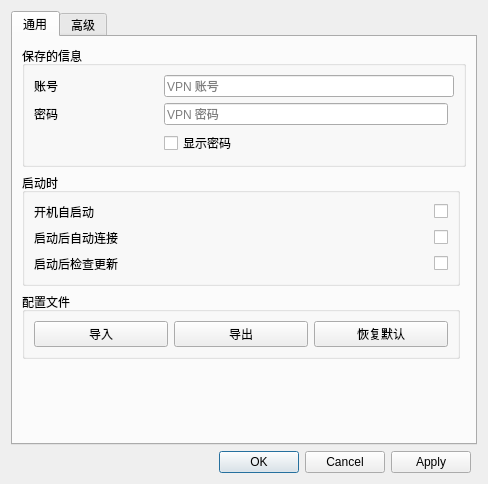
First picture: the form in settingwindow/settingwindow.ui, repository Mythologyli/ZJU-Connect-for-Windows, before the edit.
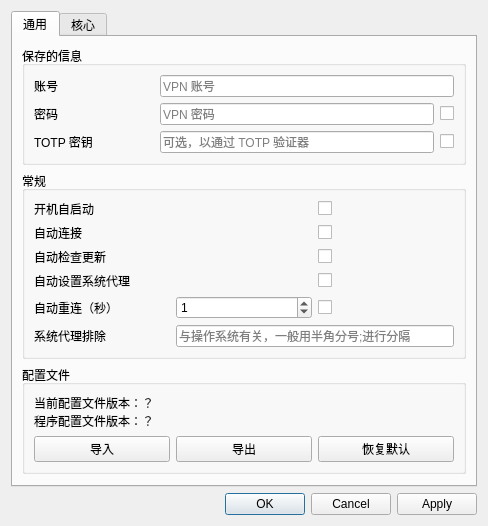
Second picture: the form after the edit.

Commit message: feat: support many new settings; refactor: config format

```diff
--- a/settingwindow/settingwindow.ui
+++ b/settingwindow/settingwindow.ui
@@ -7,7 +7,7 @@
     <x>0</x>
     <y>0</y>
     <width>486</width>
-    <height>456</height>
+    <height>500</height>
    </rect>
   </property>
   <property name="windowTitle">
@@ -16,15 +16,8 @@
   <property name="styleSheet">
    <string notr="true"/>
   </property>
-  <layout class="QGridLayout" name="gridLayout">
-   <item row="1" column="0">
-    <widget class="QDialogButtonBox" name="buttonBox">
-     <property name="standardButtons">
-      <set>QDialogButtonBox::StandardButton::Apply|QDialogButtonBox::StandardButton::Cancel|QDialogButtonBox::StandardButton::Ok</set>
-     </property>
-    </widget>
-   </item>
-   <item row="0" column="0" colspan="2">
+  <layout class="QVBoxLayout" name="verticalLayout">
+   <item>
     <widget class="QTabWidget" name="tabWidget">
      <property name="locale">
       <locale language="Chinese" country="China"/>
@@ -37,30 +30,35 @@
        <string>通用</string>
       </attribute>
       <layout class="QGridLayout" name="gridLayout_2">
-       <item row="0" column="0" colspan="2">
+       <item row="0" column="0">
         <widget class="QGroupBox" name="credentialGroup">
          <property name="title">
           <string>保存的信息</string>
          </property>
          <layout class="QGridLayout" name="gridLayout_6">
-          <item row="0" column="0">
-           <widget class="QLabel" name="commonTabLable2">
-            <property name="text">
-             <string>账号</string>
+          <item row="4" column="0">
+           <spacer name="horizontalSpacer_2">
+            <property name="orientation">
+             <enum>Qt::Orientation::Horizontal</enum>
             </property>
-           </widget>
+            <property name="sizeType">
+             <enum>QSizePolicy::Policy::Preferred</enum>
+            </property>
+            <property name="sizeHint" stdset="0">
+             <size>
+              <width>120</width>
+              <height>0</height>
+             </size>
+            </property>
+           </spacer>
           </item>
-          <item row="0" column="2" colspan="2">
-           <widget class="QLineEdit" name="usernameLineEdit">
+          <item row="3" column="2">
+           <widget class="QLineEdit" name="totpSecretLineEdit">
+            <property name="echoMode">
+             <enum>QLineEdit::EchoMode::Password</enum>
+            </property>
             <property name="placeholderText">
-             <string>VPN 账号</string>
-            </property>
-           </widget>
-          </item>
-          <item row="2" column="2">
-           <widget class="QCheckBox" name="passwordVisibleCheckBox">
-            <property name="text">
-             <string>显示密码</string>
+             <string>可选，以通过 TOTP 验证器</string>
             </property>
            </widget>
           </item>
@@ -71,6 +69,20 @@
             </property>
            </widget>
           </item>
+          <item row="0" column="0">
+           <widget class="QLabel" name="commonTabLable2">
+            <property name="text">
+             <string>账号</string>
+            </property>
+           </widget>
+          </item>
+          <item row="3" column="0">
+           <widget class="QLabel" name="zjuConnectTabLabel6_2">
+            <property name="text">
+             <string>TOTP 密钥</string>
+            </property>
+           </widget>
+          </item>
           <item row="1" column="2">
            <widget class="QLineEdit" name="passwordLineEdit">
             <property name="echoMode">
@@ -81,81 +93,22 @@
             </property>
            </widget>
           </item>
-          <item row="0" column="1" rowspan="2">
-           <spacer name="horizontalSpacer_2">
-            <property name="orientation">
-             <enum>Qt::Orientation::Horizontal</enum>
-            </property>
-            <property name="sizeType">
-             <enum>QSizePolicy::Policy::Preferred</enum>
-            </property>
-            <property name="sizeHint" stdset="0">
-             <size>
-              <width>100</width>
-              <height>20</height>
-             </size>
-            </property>
-           </spacer>
-          </item>
-         </layout>
-        </widget>
-       </item>
-       <item row="1" column="0">
-        <widget class="QGroupBox" name="onStartUpGroup">
-         <property name="title">
-          <string>启动时</string>
-         </property>
-         <layout class="QGridLayout" name="gridLayout_7">
-          <item row="2" column="0">
-           <widget class="QLabel" name="commonTabLable6">
-            <property name="text">
-             <string>启动后检查更新</string>
-            </property>
-           </widget>
-          </item>
-          <item row="0" column="0">
-           <widget class="QLabel" name="commonTabLable4">
-            <property name="text">
-             <string>开机自启动</string>
-            </property>
-           </widget>
-          </item>
-          <item row="0" column="1" rowspan="3">
-           <spacer name="horizontalSpacer_3">
-            <property name="orientation">
-             <enum>Qt::Orientation::Horizontal</enum>
-            </property>
-            <property name="sizeHint" stdset="0">
-             <size>
-              <width>221</width>
-              <height>72</height>
-             </size>
-            </property>
-           </spacer>
-          </item>
-          <item row="1" column="0">
-           <widget class="QLabel" name="commonTabLable5">
-            <property name="text">
-             <string>启动后自动连接</string>
-            </property>
-           </widget>
-          </item>
-          <item row="2" column="3">
-           <widget class="QCheckBox" name="checkUpdateAfterStartCheckBox">
-            <property name="text">
-             <string/>
-            </property>
-           </widget>
-          </item>
           <item row="1" column="3">
-           <widget class="QCheckBox" name="connectAfterStartCheckBox">
+           <widget class="QCheckBox" name="passwordVisibleCheckBox">
             <property name="text">
              <string/>
             </property>
            </widget>
           </item>
-          <item row="0" column="3">
-           <widget class="QCheckBox" name="autoStartCheckBox">
+          <item row="0" column="2" colspan="2">
+           <widget class="QLineEdit" name="usernameLineEdit">
+            <property name="placeholderText">
+             <string>VPN 账号</string>
+            </property>
+           </widget>
+          </item>
+          <item row="3" column="3">
+           <widget class="QCheckBox" name="totpSecretVisibleCheckBox">
             <property name="text">
              <string/>
             </property>
@@ -164,7 +117,7 @@
          </layout>
         </widget>
        </item>
-       <item row="6" column="0" colspan="2">
+       <item row="7" column="0">
         <spacer name="commonTabVerticalSpacer">
          <property name="orientation">
           <enum>Qt::Orientation::Vertical</enum>
@@ -183,27 +136,170 @@
           <string>配置文件</string>
          </property>
          <layout class="QGridLayout" name="gridLayout_5">
-          <item row="0" column="2">
+          <item row="1" column="1">
+           <widget class="QPushButton" name="exportPushButton">
+            <property name="text">
+             <string>导出</string>
+            </property>
+           </widget>
+          </item>
+          <item row="0" column="0" colspan="3">
+           <widget class="QLabel" name="configVersionLabel">
+            <property name="text">
+             <string>当前配置文件版本：？
+程序配置文件版本：？</string>
+            </property>
+           </widget>
+          </item>
+          <item row="1" column="2">
            <widget class="QPushButton" name="resetDefaultPushButton">
             <property name="text">
              <string>恢复默认</string>
             </property>
            </widget>
           </item>
-          <item row="0" column="0">
+          <item row="1" column="0">
            <widget class="QPushButton" name="importPushButton">
             <property name="text">
              <string>导入</string>
             </property>
            </widget>
           </item>
-          <item row="0" column="1">
-           <widget class="QPushButton" name="exportPushButton">
+         </layout>
+        </widget>
+       </item>
+       <item row="1" column="0">
+        <widget class="QGroupBox" name="commonGroup">
+         <property name="title">
+          <string>常规</string>
+         </property>
+         <layout class="QGridLayout" name="gridLayout_7">
+          <item row="2" column="2">
+           <widget class="QCheckBox" name="checkUpdateAfterStartCheckBox">
             <property name="text">
-             <string>导出</string>
+             <string/>
             </property>
            </widget>
           </item>
+          <item row="0" column="2">
+           <widget class="QCheckBox" name="autoStartCheckBox">
+            <property name="text">
+             <string/>
+            </property>
+           </widget>
+          </item>
+          <item row="4" column="0">
+           <widget class="QLabel" name="zjuConnectTabLabel7">
+            <property name="text">
+             <string>自动重连（秒）</string>
+            </property>
+           </widget>
+          </item>
+          <item row="0" column="0">
+           <widget class="QLabel" name="commonTabLable4">
+            <property name="text">
+             <string>开机自启动</string>
+            </property>
+           </widget>
+          </item>
+          <item row="4" column="2">
+           <widget class="QCheckBox" name="autoReconnectCheckBox">
+            <property name="toolTip">
+             <string>断线自动重连</string>
+            </property>
+            <property name="text">
+             <string/>
+            </property>
+            <property name="checked">
+             <bool>false</bool>
+            </property>
+           </widget>
+          </item>
+          <item row="0" column="1" rowspan="4">
+           <spacer name="horizontalSpacer_3">
+            <property name="orientation">
+             <enum>Qt::Orientation::Horizontal</enum>
+            </property>
+           </spacer>
+          </item>
+          <item row="6" column="1" colspan="2">
+           <widget class="QLineEdit" name="systemProxyBypassLineEdit">
+            <property name="placeholderText">
+             <string>与操作系统有关，一般用半角分号;进行分隔</string>
+            </property>
+           </widget>
+          </item>
+          <item row="1" column="0">
+           <widget class="QLabel" name="commonTabLable5">
+            <property name="text">
+             <string>自动连接</string>
+            </property>
+           </widget>
+          </item>
+          <item row="6" column="0">
+           <widget class="QLabel" name="zjuConnectTabLabel11">
+            <property name="text">
+             <string>系统代理排除</string>
+            </property>
+           </widget>
+          </item>
+          <item row="2" column="0">
+           <widget class="QLabel" name="commonTabLable6">
+            <property name="text">
+             <string>自动检查更新</string>
+            </property>
+           </widget>
+          </item>
+          <item row="3" column="2">
+           <widget class="QCheckBox" name="autoSetProxyCheckBox">
+            <property name="toolTip">
+             <string>连接服务器后自动设置代理</string>
+            </property>
+            <property name="text">
+             <string/>
+            </property>
+           </widget>
+          </item>
+          <item row="1" column="2">
+           <widget class="QCheckBox" name="connectAfterStartCheckBox">
+            <property name="text">
+             <string/>
+            </property>
+           </widget>
+          </item>
+          <item row="3" column="0">
+           <widget class="QLabel" name="commonTabLable4_2">
+            <property name="text">
+             <string>自动设置系统代理</string>
+            </property>
+           </widget>
+          </item>
+          <item row="4" column="1">
+           <widget class="QSpinBox" name="reconnectTimeSpinBox">
+            <property name="maximum">
+             <number>86400</number>
+            </property>
+            <property name="value">
+             <number>1</number>
+            </property>
+           </widget>
+          </item>
+          <item row="7" column="0">
+           <spacer name="horizontalSpacer_4">
+            <property name="orientation">
+             <enum>Qt::Orientation::Horizontal</enum>
+            </property>
+            <property name="sizeType">
+             <enum>QSizePolicy::Policy::Preferred</enum>
+            </property>
+            <property name="sizeHint" stdset="0">
+             <size>
+              <width>120</width>
+              <height>0</height>
+             </size>
+            </property>
+           </spacer>
+          </item>
          </layout>
         </widget>
        </item>
@@ -211,7 +307,7 @@
      </widget>
      <widget class="QWidget" name="zjuConnectTab">
       <attribute name="title">
-       <string>高级</string>
+       <string>核心</string>
       </attribute>
       <layout class="QGridLayout" name="gridLayout_3">
        <item row="12" column="0" colspan="4">
@@ -256,16 +352,6 @@
            </property>
           </widget>
          </item>
-         <item row="1" column="1">
-          <widget class="QCheckBox" name="autoSetProxyCheckBox">
-           <property name="toolTip">
-            <string>连接服务器后自动设置代理</string>
-           </property>
-           <property name="text">
-            <string>自动设置系统代理</string>
-           </property>
-          </widget>
-         </item>
          <item row="1" column="2">
           <widget class="QCheckBox" name="proxyAllCheckBox">
            <property name="text">
@@ -357,14 +443,7 @@
          </property>
         </widget>
        </item>
-       <item row="9" column="0">
-        <widget class="QLabel" name="zjuConnectTabLabel11">
-         <property name="text">
-          <string>系统代理排除</string>
-         </property>
-        </widget>
-       </item>
-       <item row="16" column="0" colspan="4">
+       <item row="19" column="0" colspan="4">
         <spacer name="verticalSpacer">
          <property name="orientation">
           <enum>Qt::Orientation::Vertical</enum>
@@ -401,13 +480,10 @@
          </property>
         </widget>
        </item>
-       <item row="8" column="1">
-        <widget class="QSpinBox" name="reconnectTimeSpinBox">
-         <property name="maximum">
-          <number>86400</number>
-         </property>
-         <property name="value">
-          <number>1</number>
+       <item row="8" column="0">
+        <widget class="QLabel" name="zjuConnectTabLabel10">
+         <property name="text">
+          <string>Shadowsocks 服务器</string>
          </property>
         </widget>
        </item>
@@ -421,34 +497,7 @@
          </property>
         </widget>
        </item>
-       <item row="9" column="1" colspan="3">
-        <widget class="QLineEdit" name="systemProxyBypassLineEdit">
-         <property name="placeholderText">
-          <string>与操作系统有关，一般用半角分号;进行分隔</string>
-         </property>
-        </widget>
-       </item>
-       <item row="0" column="0">
-        <widget class="QLabel" name="zjuConnectTabLabel1">
-         <property name="text">
-          <string>服务器地址</string>
-         </property>
-        </widget>
-       </item>
-       <item row="8" column="2" colspan="2">
-        <widget class="QCheckBox" name="autoReconnectCheckBox">
-         <property name="toolTip">
-          <string>断线自动重连</string>
-         </property>
-         <property name="text">
-          <string>启用</string>
-         </property>
-         <property name="checked">
-          <bool>false</bool>
-         </property>
-        </widget>
-       </item>
-       <item row="6" column="0">
+       <item row="7" column="0">
         <widget class="QLabel" name="zjuConnectTabLabel6">
          <property name="text">
           <string>HTTP 代理端口</string>
@@ -469,17 +518,10 @@
          </property>
         </widget>
        </item>
-       <item row="8" column="0">
-        <widget class="QLabel" name="zjuConnectTabLabel7">
+       <item row="10" column="0">
+        <widget class="QLabel" name="zjuConnectTabLabel6_3">
          <property name="text">
-          <string>自动重连时间（秒）</string>
-         </property>
-        </widget>
-       </item>
-       <item row="7" column="1" colspan="3">
-        <widget class="QLineEdit" name="shadowsocksUrlLineEdit">
-         <property name="placeholderText">
-          <string>不填则不启用，格式：ss://chiper:password@server:port</string>
+          <string>直连代理</string>
          </property>
         </widget>
        </item>
@@ -501,6 +543,13 @@
      </widget>
     </widget>
    </item>
+   <item>
+    <widget class="QDialogButtonBox" name="buttonBox">
+     <property name="standardButtons">
+      <set>QDialogButtonBox::StandardButton::Apply|QDialogButtonBox::StandardButton::Cancel|QDialogButtonBox::StandardButton::Ok</set>
+     </property>
+    </widget>
+   </item>
   </layout>
  </widget>
  <tabstops>
```
Left out of the diff: 133 changed lines with no effect on the pictures. The commit also changes 13 other files.
